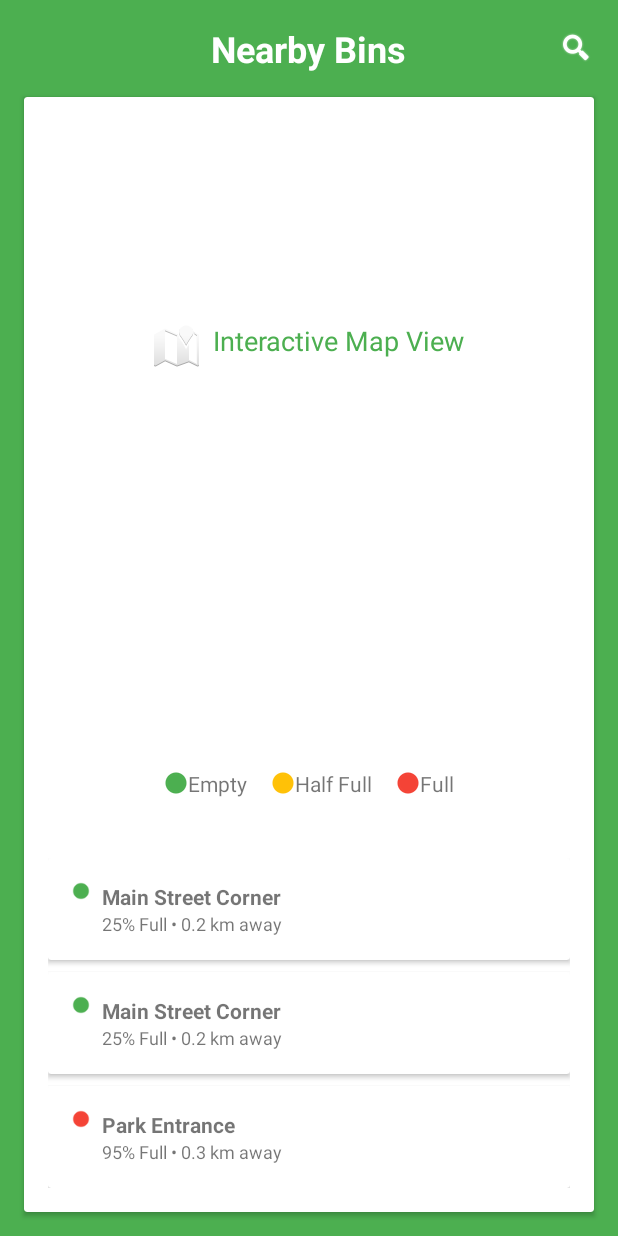
After one commit to MadhukaH/EcoWasteReporter, an Android app: the NearbyBinsPage screen opened directly, with no data from a screen before it, on a phone screen of 412 x 824 dp. The commit adds this screen. Run offline under Robolectric (Android 15) with nearby library versions, the phone set to English and light mode, and no system bars; our stand-ins replace CircleImageView.

Commit message:
Create NearbyBinsPage Page

```diff
--- a/app/src/main/AndroidManifest.xml
+++ b/app/src/main/AndroidManifest.xml
@@ -35,6 +35,9 @@
         <activity
             android:name=".ReportWastePage"
             android:exported="false" />
+        <activity
+            android:name=".NearbyBinsPage"
+            android:exported="false" />
     </application>
 
 </manifest>
--- /dev/null
+++ b/app/src/main/java/com/s23010169/ecowastereporter/NearbyBinsPage.java
@@ -0,0 +1,13 @@
+package com.s23010169.ecowastereporter;
+
+import android.os.Bundle;
+import androidx.appcompat.app.AppCompatActivity;
+
+public class NearbyBinsPage extends AppCompatActivity {
+
+    @Override
+    protected void onCreate(Bundle savedInstanceState) {
+        super.onCreate(savedInstanceState);
+        setContentView(R.layout.activity_nearby_bins_page);
+    }
+}
--- a/app/src/main/java/com/s23010169/ecowastereporter/PeopleHomePage.java
+++ b/app/src/main/java/com/s23010169/ecowastereporter/PeopleHomePage.java
@@ -63,7 +63,8 @@ public class PeopleHomePage extends AppCompatActivity implements View.OnClickLis
             Intent intent = new Intent(PeopleHomePage.this, ReportWastePage.class);
             startActivity(intent);
         } else if (id == R.id.viewMapCard) {
-            showFeatureMessage("View Map");
+            Intent intent = new Intent(PeopleHomePage.this, NearbyBinsPage.class);
+            startActivity(intent);
         } else if (id == R.id.myReportsCard) {
             showFeatureMessage("My Reports");
         } else if (id == R.id.recyclingTipsCard) {
--- /dev/null
+++ b/app/src/main/res/layout/activity_nearby_bins_page.xml
@@ -0,0 +1,197 @@
+<?xml version="1.0" encoding="utf-8"?>
+<RelativeLayout xmlns:android="http://schemas.android.com/apk/res/android"
+    android:layout_width="match_parent"
+    android:layout_height="match_parent"
+    android:background="#4CAF50">
+
+    <TextView
+        android:id="@+id/titleText"
+        android:layout_width="wrap_content"
+        android:layout_height="wrap_content"
+        android:layout_centerHorizontal="true"
+        android:layout_marginTop="16dp"
+        android:text="Nearby Bins"
+        android:textColor="#FFFFFF"
+        android:textSize="24sp"
+        android:textStyle="bold" />
+
+    <ImageView
+        android:id="@+id/searchIcon"
+        android:layout_width="24dp"
+        android:layout_height="24dp"
+        android:layout_alignParentEnd="true"
+        android:layout_marginTop="20dp"
+        android:layout_marginEnd="16dp"
+        android:src="@android:drawable/ic_search_category_default"
+        android:tint="#FFFFFF" />
+
+    <androidx.cardview.widget.CardView
+        android:layout_width="match_parent"
+        android:layout_height="match_parent"
+        android:layout_below="@id/titleText"
+        android:layout_marginTop="16dp"
+        android:layout_marginStart="16dp"
+        android:layout_marginEnd="16dp"
+        android:layout_marginBottom="16dp"
+        android:background="#FFFFFF">
+
+        <RelativeLayout
+            android:layout_width="match_parent"
+            android:layout_height="match_parent">
+
+            <TextView
+                android:id="@+id/mapText"
+                android:layout_width="wrap_content"
+                android:layout_height="wrap_content"
+                android:layout_centerHorizontal="true"
+                android:layout_marginTop="150dp"
+                android:drawableStart="@android:drawable/ic_dialog_map"
+                android:drawablePadding="8dp"
+                android:text="Interactive Map View"
+                android:textColor="#4CAF50"
+                android:textSize="18sp" />
+
+            <LinearLayout
+                android:id="@+id/legendLayout"
+                android:layout_width="match_parent"
+                android:layout_height="wrap_content"
+                android:layout_above="@id/binsListLayout"
+                android:layout_marginBottom="16dp"
+                android:gravity="center"
+                android:orientation="horizontal"
+                android:padding="8dp">
+
+                <TextView
+                    android:layout_width="wrap_content"
+                    android:layout_height="wrap_content"
+                    android:drawableStart="@android:drawable/presence_online"
+                    android:drawableTint="#4CAF50"
+                    android:text="Empty"
+                    android:layout_marginEnd="16dp" />
+
+                <TextView
+                    android:layout_width="wrap_content"
+                    android:layout_height="wrap_content"
+                    android:drawableStart="@android:drawable/presence_online"
+                    android:drawableTint="#FFC107"
+                    android:text="Half Full"
+                    android:layout_marginEnd="16dp" />
+
+                <TextView
+                    android:layout_width="wrap_content"
+                    android:layout_height="wrap_content"
+                    android:drawableStart="@android:drawable/presence_online"
+                    android:drawableTint="#F44336"
+                    android:text="Full" />
+            </LinearLayout>
+
+            <LinearLayout
+                android:id="@+id/binsListLayout"
+                android:layout_width="match_parent"
+                android:layout_height="wrap_content"
+                android:layout_alignParentBottom="true"
+                android:orientation="vertical"
+                android:padding="16dp">
+
+                <androidx.cardview.widget.CardView
+                    android:layout_width="match_parent"
+                    android:layout_height="wrap_content"
+                    android:layout_marginBottom="8dp">
+                    <LinearLayout
+                        android:layout_width="match_parent"
+                        android:layout_height="wrap_content"
+                        android:padding="16dp">
+                        <View
+                            android:layout_width="12dp"
+                            android:layout_height="12dp"
+                            android:background="@android:drawable/presence_online"
+                            android:backgroundTint="#4CAF50" />
+                        <LinearLayout
+                            android:layout_width="match_parent"
+                            android:layout_height="wrap_content"
+                            android:layout_marginStart="8dp"
+                            android:orientation="vertical">
+                            <TextView
+                                android:layout_width="wrap_content"
+                                android:layout_height="wrap_content"
+                                android:text="Main Street Corner"
+                                android:textStyle="bold" />
+                            <TextView
+                                android:layout_width="wrap_content"
+                                android:layout_height="wrap_content"
+                                android:text="25% Full • 0.2 km away"
+                                android:textSize="12sp" />
+                        </LinearLayout>
+                    </LinearLayout>
+                </androidx.cardview.widget.CardView>
+
+                <androidx.cardview.widget.CardView
+                    android:layout_width="match_parent"
+                    android:layout_height="wrap_content"
+                    android:layout_marginBottom="8dp">
+                    <LinearLayout
+                        android:layout_width="match_parent"
+                        android:layout_height="wrap_content"
+                        android:padding="16dp">
+                        <View
+                            android:layout_width="12dp"
+                            android:layout_height="12dp"
+                            android:background="@android:drawable/presence_online"
+                            android:backgroundTint="#4CAF50" />
+                        <LinearLayout
+                            android:layout_width="match_parent"
+                            android:layout_height="wrap_content"
+                            android:layout_marginStart="8dp"
+                            android:orientation="vertical">
+                            <TextView
+                                android:layout_width="wrap_content"
+                                android:layout_height="wrap_content"
+                                android:text="Main Street Corner"
+                                android:textStyle="bold" />
+                            <TextView
+                                android:layout_width="wrap_content"
+                                android:layout_height="wrap_content"
+                                android:text="25% Full • 0.2 km away"
+                                android:textSize="12sp" />
+                        </LinearLayout>
+                    </LinearLayout>
+                </androidx.cardview.widget.CardView>
+
+                <androidx.cardview.widget.CardView
+                    android:layout_width="match_parent"
+                    android:layout_height="wrap_content">
+                    <LinearLayout
+                        android:layout_width="match_parent"
+                        android:layout_height="wrap_content"
+                        android:padding="16dp">
+                        <View
+                            android:layout_width="12dp"
+                            android:layout_height="12dp"
+                            android:background="@android:drawable/presence_online"
+                            android:backgroundTint="#F44336" />
+                        <LinearLayout
+                            android:layout_width="match_parent"
+                            android:layout_height="wrap_content"
+                            android:layout_marginStart="8dp"
+                            android:orientation="vertical">
+                            <TextView
+                                android:layout_width="wrap_content"
+                                android:layout_height="wrap_content"
+                                android:text="Park Entrance"
+                                android:textStyle="bold" />
+                            <TextView
+                                android:layout_width="wrap_content"
+                                android:layout_height="wrap_content"
+                                android:text="95% Full • 0.3 km away"
+                                android:textSize="12sp" />
+                        </LinearLayout>
+                    </LinearLayout>
+                </androidx.cardview.widget.CardView>
+
+            </LinearLayout>
+
+        </RelativeLayout>
+
+    </androidx.cardview.widget.CardView>
+
+</RelativeLayout>
--- a/app/src/main/res/layout/activity_people_home_page.xml
+++ b/app/src/main/res/layout/activity_people_home_page.xml
@@ -286,7 +286,7 @@
                         <TextView
                             android:layout_width="wrap_content"
                             android:layout_height="wrap_content"
-                            android:text="View Map"
+                            android:text="View Map Bin Locations"
                             android:textColor="#1B1B1B"
                             android:textSize="16sp"
                             android:textStyle="bold" />
```
